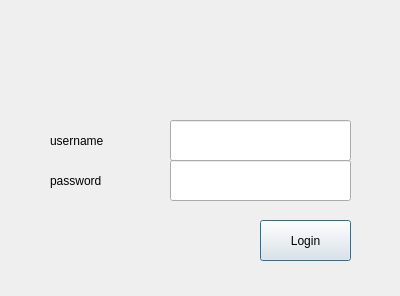
Above: RoomClient/loginwindow.ui from ljmc2000/VirtualConcertHall before the change. Below: the same form after it.
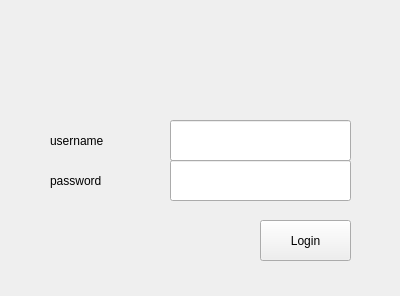
That is the form after the change.

```diff
--- a/RoomClient/loginwindow.ui
+++ b/RoomClient/loginwindow.ui
@@ -1,7 +1,7 @@
 <?xml version="1.0" encoding="UTF-8"?>
 <ui version="4.0">
  <class>LoginWindow</class>
- <widget class="QDialog" name="LoginWindow">
+ <widget class="QWidget" name="LoginWindow">
   <property name="geometry">
    <rect>
     <x>0</x>
```
